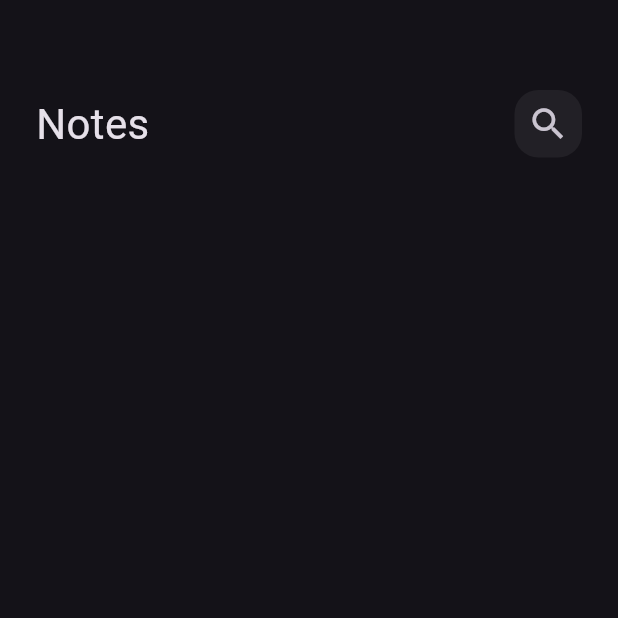
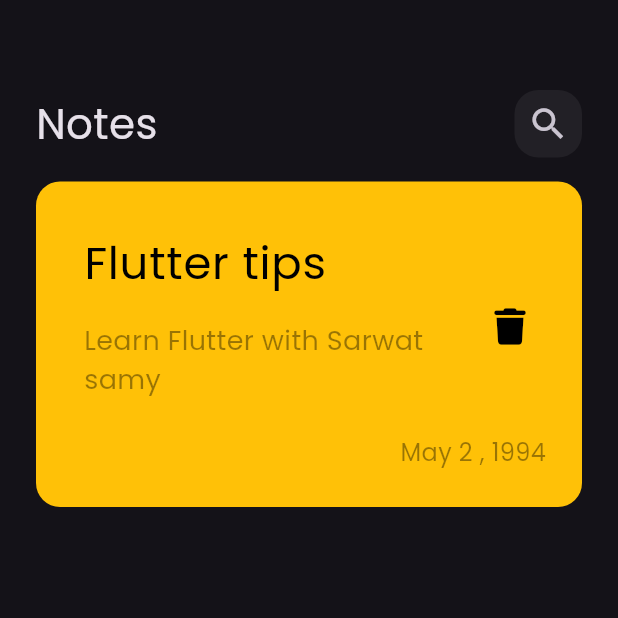
Before and after one commit to AhmedBahaa1/notes, a Flutter app: the screen it shows after launch, on a phone screen of 412 x 824 dp, the top half of it. Run offline on Flutter 3.47's test engine with Material 3 defaults, Android fonts, the phone set to English and light mode, and no system bars; our stand-ins replace font_awesome_flutter.

Commit message:
create card item and add font poppins and fontAwsome for icon

```diff
--- a/lib/main.dart
+++ b/lib/main.dart
@@ -13,7 +13,10 @@ class NotesApp extends StatelessWidget {
   Widget build(BuildContext context) {
     return MaterialApp(
       debugShowCheckedModeBanner: false,
-      theme: ThemeData.dark(),
+      theme: ThemeData(
+        brightness: Brightness.dark,
+        fontFamily: 'Poppins',
+      ),
       home: const NotesNiew(),
     );
   }
--- /dev/null
+++ b/lib/widgets/custom_card_item.dart
@@ -0,0 +1,52 @@
+
+import 'package:flutter/material.dart';
+import 'package:font_awesome_flutter/font_awesome_flutter.dart';
+
+class CardItem extends StatelessWidget {
+  const CardItem({super.key});
+
+  @override
+  Widget build(BuildContext context) {
+    return Container(
+      padding: EdgeInsets.only(top: 24, bottom: 25, left: 16),
+      decoration: BoxDecoration(
+        color: Colors.amber,
+        borderRadius: BorderRadius.circular(16),
+      ),
+      child: Column(
+        crossAxisAlignment: CrossAxisAlignment.end,
+        children: [
+          ListTile(
+            title: Text(
+              'Flutter tips',
+              style: TextStyle(color: Colors.black, fontSize: 30),
+            ),
+            subtitle: Padding(
+              padding: const EdgeInsets.symmetric(vertical: 16),
+              child: Text(
+                'Learn Flutter with Sarwat samy',
+                style: TextStyle(
+                    fontSize: 18, color: Colors.black.withOpacity(0.4)),
+              ),
+            ),
+            trailing: IconButton(
+                onPressed: () {},
+                icon: Icon(
+                  FontAwesomeIcons.trash,
+                  color: Colors.black,
+                  size: 24,
+                )),
+          ),
+          Padding(
+            padding: const EdgeInsets.only(right: 24),
+            child: Text(
+              'May 2 , 1994',
+              style:
+                  TextStyle(fontSize: 16, color: Colors.black.withOpacity(0.4)),
+            ),
+          )
+        ],
+      ),
+    );
+  }
+}
--- a/lib/widgets/notes_app_body.dart
+++ b/lib/widgets/notes_app_body.dart
@@ -1,5 +1,7 @@
 import 'package:flutter/material.dart';
+import 'package:font_awesome_flutter/font_awesome_flutter.dart';
 import 'package:notes/widgets/custom_app_bar.dart';
+import 'package:notes/widgets/custom_card_item.dart';
 
 class NotesAppBody extends StatelessWidget {
   const NotesAppBody({super.key});
@@ -16,6 +18,10 @@ class NotesAppBody extends StatelessWidget {
             height: 60,
           ),
           CustomAppBar(),
+          SizedBox(
+            height: 16,
+          ),
+          CardItem(),
         ],
       ),
     );
```
Also changed, not shown: pubspec.yaml (+5 -6 lines), assets/fonts/Poppins-Regular.ttf (added), pubspec.lock. Lines whose indentation alone changed are shown as unchanged.
